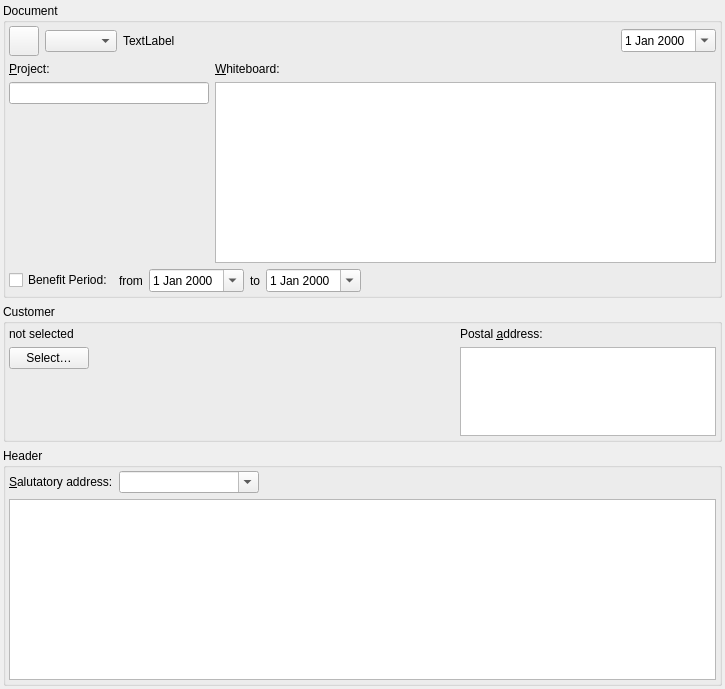
Old version of the form src/docheader.ui in the repository dragotin/kraft.
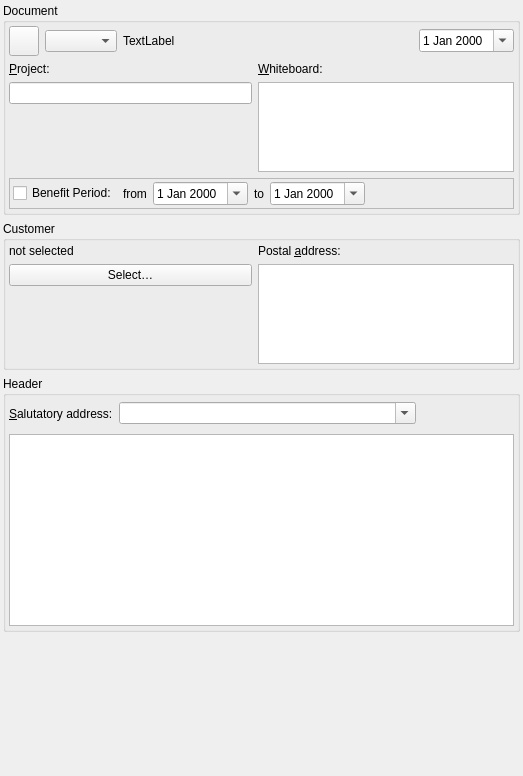
New version of the form.

Commit message: Fix layout with time of supply, plus minor fixes

```diff
--- a/src/docheader.ui
+++ b/src/docheader.ui
@@ -6,17 +6,23 @@
    <rect>
     <x>0</x>
     <y>0</y>
-    <width>725</width>
-    <height>689</height>
+    <width>523</width>
+    <height>776</height>
    </rect>
   </property>
-  <layout class="QGridLayout" name="gridLayout_4">
+  <layout class="QGridLayout" name="gridLayout_5">
    <item row="0" column="0">
     <widget class="QGroupBox" name="groupBox">
+     <property name="sizePolicy">
+      <sizepolicy hsizetype="Preferred" vsizetype="Fixed">
+       <horstretch>0</horstretch>
+       <verstretch>0</verstretch>
+      </sizepolicy>
+     </property>
      <property name="title">
       <string>Document</string>
      </property>
-     <layout class="QGridLayout" name="gridLayout">
+     <layout class="QGridLayout" name="gridLayout_4">
       <item row="0" column="0">
        <layout class="QHBoxLayout" stretch="0,0,0,1,0">
         <item>
@@ -76,7 +82,7 @@
       <item row="1" column="0">
        <layout class="QHBoxLayout" name="horizontalLayout_5">
         <item>
-         <layout class="QVBoxLayout" name="verticalLayout_2">
+         <layout class="QVBoxLayout" name="verticalLayout">
           <item>
            <widget class="QLabel" name="textLabel1_2">
             <property name="text">
@@ -96,7 +102,7 @@
           <item>
            <widget class="QLineEdit" name="mProjectLabelEdit">
             <property name="sizePolicy">
-             <sizepolicy hsizetype="Preferred" vsizetype="Preferred">
+             <sizepolicy hsizetype="Preferred" vsizetype="Fixed">
               <horstretch>0</horstretch>
               <verstretch>0</verstretch>
              </sizepolicy>
@@ -120,9 +126,6 @@
             <property name="orientation">
              <enum>Qt::Orientation::Vertical</enum>
             </property>
-            <property name="sizeType">
-             <enum>QSizePolicy::Policy::Expanding</enum>
-            </property>
             <property name="sizeHint" stdset="0">
              <size>
               <width>20</width>
@@ -134,12 +137,15 @@
          </layout>
         </item>
         <item>
-         <layout class="QVBoxLayout" name="verticalLayout">
-          <property name="sizeConstraint">
-           <enum>QLayout::SizeConstraint::SetDefaultConstraint</enum>
-          </property>
+         <layout class="QVBoxLayout" name="verticalLayout_2">
           <item>
            <widget class="QLabel" name="textLabel1">
+            <property name="sizePolicy">
+             <sizepolicy hsizetype="Preferred" vsizetype="Fixed">
+              <horstretch>0</horstretch>
+              <verstretch>0</verstretch>
+             </sizepolicy>
+            </property>
             <property name="text">
              <string>&amp;Whiteboard:</string>
             </property>
@@ -157,11 +163,17 @@
           <item>
            <widget class="QTextEdit" name="m_whiteboardEdit">
             <property name="sizePolicy">
-             <sizepolicy hsizetype="Expanding" vsizetype="Preferred">
+             <sizepolicy hsizetype="Preferred" vsizetype="Preferred">
               <horstretch>0</horstretch>
               <verstretch>0</verstretch>
              </sizepolicy>
             </property>
+            <property name="maximumSize">
+             <size>
+              <width>16777215</width>
+              <height>90</height>
+             </size>
+            </property>
            </widget>
           </item>
          </layout>
@@ -169,7 +181,19 @@
        </layout>
       </item>
       <item row="2" column="0">
-       <layout class="QHBoxLayout" name="horizontalLayout">
+       <widget class="QFrame" name="tosFrame">
+        <property name="frameShape">
+         <enum>QFrame::Shape::StyledPanel</enum>
+        </property>
+        <property name="frameShadow">
+         <enum>QFrame::Shadow::Plain</enum>
+        </property>
+        <property name="lineWidth">
+         <number>1</number>
+        </property>
+        <layout class="QGridLayout" name="gridLayout">
+         <item row="0" column="0">
+          <layout class="QHBoxLayout" name="tosHorLayout">
         <item>
          <widget class="QCheckBox" name="cbBenefitPeriod">
           <property name="text">
@@ -218,20 +242,37 @@
           </property>
          </spacer>
         </item>
-       </layout>
+           <item>
+            <widget class="QFrame" name="tosLine">
+             <property name="frameShape">
+              <enum>QFrame::Shape::HLine</enum>
+             </property>
+             <property name="frameShadow">
+              <enum>QFrame::Shadow::Raised</enum>
+             </property>
+            </widget>
+           </item>
+          </layout>
+         </item>
+        </layout>
+       </widget>
       </item>
      </layout>
     </widget>
    </item>
    <item row="1" column="0">
     <widget class="QGroupBox" name="groupBox_2">
+     <property name="sizePolicy">
+      <sizepolicy hsizetype="Preferred" vsizetype="Fixed">
+       <horstretch>0</horstretch>
+       <verstretch>0</verstretch>
+      </sizepolicy>
+     </property>
      <property name="title">
       <string>Customer</string>
      </property>
      <layout class="QGridLayout" name="gridLayout_2">
-      <item row="0" column="0" rowspan="2">
-       <layout class="QVBoxLayout" name="verticalLayout_3">
-        <item>
+      <item row="0" column="0">
          <layout class="QHBoxLayout" name="horizontalLayout_2">
           <item>
            <widget class="QLabel" name="m_labName">
@@ -245,57 +286,6 @@
           </item>
          </layout>
         </item>
-        <item>
-         <layout class="QHBoxLayout" name="horizontalLayout_3">
-          <item>
-           <widget class="QPushButton" name="pb_pickAddressee">
-            <property name="sizePolicy">
-             <sizepolicy hsizetype="Preferred" vsizetype="Fixed">
-              <horstretch>0</horstretch>
-              <verstretch>0</verstretch>
-             </sizepolicy>
-            </property>
-            <property name="toolTip">
-             <string>Select an addressee from the address books.</string>
-            </property>
-            <property name="text">
-             <string>Select…</string>
-            </property>
-           </widget>
-          </item>
-          <item>
-           <spacer name="horizontalSpacer_4">
-            <property name="orientation">
-             <enum>Qt::Orientation::Horizontal</enum>
-            </property>
-            <property name="sizeHint" stdset="0">
-             <size>
-              <width>40</width>
-              <height>20</height>
-             </size>
-            </property>
-           </spacer>
-          </item>
-         </layout>
-        </item>
-        <item>
-         <spacer name="verticalSpacer_3">
-          <property name="orientation">
-           <enum>Qt::Orientation::Vertical</enum>
-          </property>
-          <property name="sizeType">
-           <enum>QSizePolicy::Policy::Expanding</enum>
-          </property>
-          <property name="sizeHint" stdset="0">
-           <size>
-            <width>20</width>
-            <height>28</height>
-           </size>
-          </property>
-         </spacer>
-        </item>
-       </layout>
-      </item>
       <item row="0" column="1">
        <widget class="QLabel" name="textLabel4">
         <property name="text">
@@ -312,7 +302,27 @@
         </property>
        </widget>
       </item>
-      <item row="1" column="1">
+      <item row="1" column="0">
+       <layout class="QHBoxLayout" name="horizontalLayout_3">
+        <item>
+         <widget class="QPushButton" name="pb_pickAddressee">
+          <property name="sizePolicy">
+           <sizepolicy hsizetype="Preferred" vsizetype="Fixed">
+            <horstretch>0</horstretch>
+            <verstretch>0</verstretch>
+           </sizepolicy>
+          </property>
+          <property name="toolTip">
+           <string>Select an addressee from the address books.</string>
+          </property>
+          <property name="text">
+           <string>Select…</string>
+          </property>
+         </widget>
+        </item>
+       </layout>
+      </item>
+      <item row="1" column="1" rowspan="2">
        <widget class="QTextEdit" name="m_postAddressEdit">
         <property name="sizePolicy">
          <sizepolicy hsizetype="Preferred" vsizetype="Preferred">
@@ -328,6 +338,22 @@
         </property>
        </widget>
       </item>
+      <item row="2" column="0">
+       <spacer name="verticalSpacer_3">
+        <property name="orientation">
+         <enum>Qt::Orientation::Vertical</enum>
+        </property>
+        <property name="sizeType">
+         <enum>QSizePolicy::Policy::Expanding</enum>
+        </property>
+        <property name="sizeHint" stdset="0">
+         <size>
+          <width>20</width>
+          <height>55</height>
+         </size>
+        </property>
+       </spacer>
+      </item>
      </layout>
     </widget>
    </item>
@@ -338,8 +364,6 @@
      </property>
      <layout class="QGridLayout" name="gridLayout_3">
       <item row="0" column="0">
-       <layout class="QVBoxLayout" name="verticalLayout_5">
-        <item>
          <layout class="QHBoxLayout" name="horizontalLayout_4">
           <item>
            <widget class="QLabel" name="textLabel5">
@@ -372,24 +396,38 @@
             <property name="orientation">
              <enum>Qt::Orientation::Horizontal</enum>
             </property>
+          <property name="sizeType">
+           <enum>QSizePolicy::Policy::Fixed</enum>
+          </property>
             <property name="sizeHint" stdset="0">
              <size>
-              <width>457</width>
-              <height>20</height>
+            <width>98</width>
+            <height>29</height>
              </size>
             </property>
            </spacer>
           </item>
          </layout>
         </item>
-        <item>
+      <item row="1" column="0">
          <widget class="QTextEdit" name="m_teEntry"/>
         </item>
        </layout>
-      </item>
-     </layout>
     </widget>
    </item>
+   <item row="3" column="0">
+    <spacer name="verticalSpacer">
+     <property name="orientation">
+      <enum>Qt::Orientation::Vertical</enum>
+     </property>
+     <property name="sizeHint" stdset="0">
+      <size>
+       <width>20</width>
+       <height>49</height>
+      </size>
+     </property>
+    </spacer>
+   </item>
   </layout>
  </widget>
  <layoutdefault spacing="6" margin="3"/>
```
Lines whose indentation alone changed are shown as unchanged. The commit also changes 3 other files.
